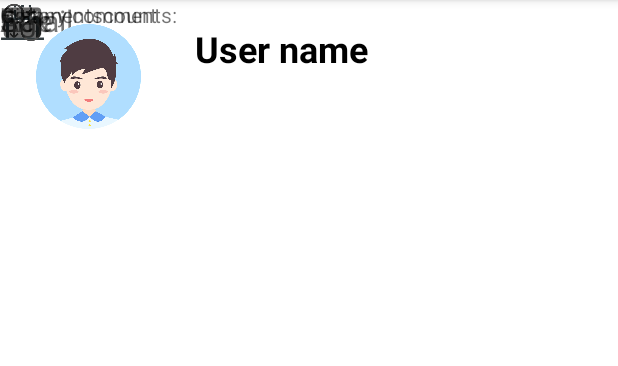
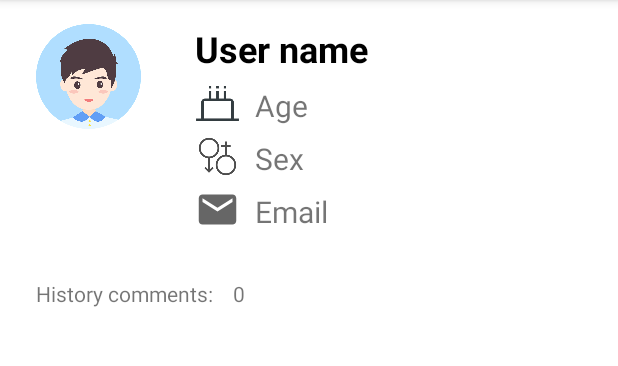
Before and after one commit to pyh1998/MiloMusic, an Android app: the UserActivity screen opened directly, with no data from a screen before it, on a phone screen of 412 x 824 dp, the part 84-450 px from its top. Run offline under Robolectric (Android 15) with nearby library versions, the phone set to English and light mode, and no system bars; our stand-ins replace CircleImageView; 6 statements that could not run were skipped.

Commit message:
small demo!

```diff
--- a/app/src/main/java/com/example/social_network_app/CommentsActivity.java
+++ b/app/src/main/java/com/example/social_network_app/CommentsActivity.java
@@ -6,7 +6,8 @@ import android.content.Context;
 import android.content.Intent;
 import android.content.res.AssetManager;
 import android.os.Bundle;
-import android.util.Log;
+import android.view.View;
+import android.widget.AdapterView;
 import android.widget.ImageView;
 import android.widget.ListView;
 import android.widget.SimpleAdapter;
@@ -54,8 +55,6 @@ public class CommentsActivity extends AppCompatActivity {
         Bundle bundle = intent.getExtras();
         currentUser = (User) getIntent().getSerializableExtra("CurrentUser");
         currentMusic = (Music) getIntent().getSerializableExtra("Music");
-        Log.e("!!!!!!!!!!!!!",currentUser.toString());
-        Log.e("!!!!!!!!!!!!!",currentMusic.toString());
 
         userHead = findViewById(R.id.iv_userhead_comments);
         MusicImage = findViewById(R.id.comment_music);
@@ -77,7 +76,21 @@ public class CommentsActivity extends AppCompatActivity {
         showMusic();
         showComments(resultList);
         CommentsCount.setText(String.valueOf(resultList.size()));
+
+        Comments.setOnItemClickListener(commentsListener);
     }
+
+    private AdapterView.OnItemClickListener commentsListener = new AdapterView.OnItemClickListener() {
+        @Override
+        public void onItemClick(AdapterView<?> adapterView, View view, int i, long l) {
+            Intent intent = new Intent(getApplicationContext(),UserActivity.class);
+            User user = resultList.get(i).getUser();
+            Bundle bundle = new Bundle();
+            bundle.putSerializable("User",user);
+            intent.putExtras(bundle);
+            startActivity(intent);
+        }
+    };
 
     public void showUser(){
         String head_img = currentUser.getHeed();
--- a/app/src/main/java/com/example/social_network_app/UserActivity.java
+++ b/app/src/main/java/com/example/social_network_app/UserActivity.java
@@ -2,13 +2,138 @@ package com.example.social_network_app;
 
 import androidx.appcompat.app.AppCompatActivity;
 
+import android.content.Context;
+import android.content.Intent;
+import android.content.res.AssetManager;
 import android.os.Bundle;
+import android.widget.ImageView;
+import android.widget.ListView;
+import android.widget.SimpleAdapter;
+import android.widget.TextView;
+
+import com.example.social_network_app.Basic_classes.MusicDao.Music;
+import com.example.social_network_app.Basic_classes.PostDao.Post;
+import com.example.social_network_app.Basic_classes.UserDao.User;
+import com.google.gson.Gson;
+import com.google.gson.reflect.TypeToken;
+
+import java.io.BufferedReader;
+import java.io.IOException;
+import java.io.InputStreamReader;
+import java.lang.reflect.Field;
+import java.util.ArrayList;
+import java.util.HashMap;
+import java.util.List;
+import java.util.Map;
 
 public class UserActivity extends AppCompatActivity {
+
+    User user;
+    List<Post> postList = new ArrayList<>();
+    List<Post> resultList = new ArrayList<>();
+    List<Map<String,Object>> resultMapList = new ArrayList<>();
+
+    ImageView iv_user_userhead;
+    TextView user_username;
+    TextView user_userage;
+    TextView user_usersex;
+    TextView user_useremail;
+    TextView user_commentscount;
+    ListView comments;
+
 
     @Override
     protected void onCreate(Bundle savedInstanceState) {
         super.onCreate(savedInstanceState);
         setContentView(R.layout.activity_user);
+
+        iv_user_userhead = findViewById(R.id.iv_user_userhead);
+        user_username = findViewById(R.id.user_username);
+        user_userage = findViewById(R.id.user_userage);
+        user_usersex = findViewById(R.id.user_usersex);
+        user_useremail = findViewById(R.id.user_useremail);
+        user_commentscount = findViewById(R.id.user_commentscount);
+        comments = findViewById(R.id.user_usercomments);
+
+        Intent intent = getIntent();
+        user = (User) getIntent().getSerializableExtra("User");
+
+        postList = getPostList();
+        for(int i=0;i<postList.size();i++){
+            if(postList.get(i).getUser().equals(user)){
+                resultList.add(postList.get(i));
+            }
+        }
+        showUserDetail();
+        showComments(resultList);
+        user_commentscount.setText(String.valueOf(resultList.size()));
+
+
+    }
+
+    public void showUserDetail(){
+        String head_img = user.getHeed();
+        try {
+            Field field = R.drawable.class.getField(head_img);
+            int img_id = field.getInt(field.getName());
+            iv_user_userhead.setImageResource(img_id);
+        } catch (Exception e) {
+            e.printStackTrace();
+        }
+        user_username.setText(user.getName());
+        user_userage.setText(String.valueOf(user.getAge()));
+        user_usersex.setText(user.getSex());
+        user_useremail.setText(user.getEmail());
+    }
+
+    public void showComments(List<Post> list){
+        for(int i =0;i<list.size();i++){
+            Map<String,Object> map = new HashMap<>();
+            Music music = list.get(i).getMusic();
+            String datetime = list.get(i).getDatetime();
+            String comments = list.get(i).getUserReviews();
+            try {
+                Field field = R.drawable.class.getField(music.getPicture());
+                int img_id = field.getInt(field.getName());
+                map.put("comment_userhead",img_id);
+            } catch (Exception e) {
+                e.printStackTrace();
+            }
+            map.put("comment_user_name",music.getName());
+            map.put("comment_date",datetime);
+            map.put("comment",comments);
+            resultMapList.add(map);
+        }
+        SimpleAdapter listAdapter = new SimpleAdapter(
+                this,
+                resultMapList,
+                R.layout.comment_item,
+                new String[]{"comment_userhead","comment_user_name","comment_date","comment"},
+                new int[]{R.id.comment_userhead,R.id.comment_user_name,R.id.comment_date,R.id.comment}
+        );
+        comments.setAdapter(listAdapter);
+    }
+
+    public List<Post> getPostList(){
+        String myjson = getJson(this, "post_list.json");
+        Gson gson = new Gson();
+        return  gson .fromJson(myjson, new TypeToken<List<Post>>(){}.getType());
+    }
+
+    public static String getJson(Context context, String fileName){
+        StringBuilder stringBuilder = new StringBuilder();
+        AssetManager assetManager = context.getAssets();
+        try {
+            BufferedReader bufferedReader = new BufferedReader(new InputStreamReader(
+                    assetManager.open(fileName),"utf-8"));
+            String line;
+            while ((line = bufferedReader.readLine()) != null) {
+                stringBuilder.append(line);
+            }
+            bufferedReader.close();
+        } catch (IOException e) {
+            e.printStackTrace();
+        }
+        return stringBuilder.toString();
     }
 }
--- a/app/src/main/res/layout/activity_comments.xml
+++ b/app/src/main/res/layout/activity_comments.xml
@@ -106,7 +106,7 @@
         app:srcCompat="@drawable/microphone" />
 
     <ListView
-        android:id="@+id/user_usercomments"
+        android:id="@+id/user_comments"
         android:layout_width="410dp"
         android:layout_height="368dp"
         app:layout_constraintBottom_toBottomOf="parent"
--- a/app/src/main/res/layout/activity_user.xml
+++ b/app/src/main/res/layout/activity_user.xml
@@ -8,25 +8,14 @@
     tools:layout_editor_absoluteX="0dp"
     tools:layout_editor_absoluteY="-3dp">
 
-    <ListView
-        android:id="@+id/user_usercomments"
-        android:layout_width="404dp"
-        android:layout_height="518dp"
-        app:layout_constraintBottom_toBottomOf="parent"
-        app:layout_constraintEnd_toEndOf="parent"
-        app:layout_constraintHorizontal_bias="0.428"
-        app:layout_constraintStart_toStartOf="parent"
-        app:layout_constraintTop_toTopOf="parent"
-        app:layout_constraintVertical_bias="0.868" />
-
     <TextView
         android:id="@+id/user_usersex"
         android:layout_width="wrap_content"
         android:layout_height="wrap_content"
         android:text="Sex"
         android:textSize="20sp"
-        tools:layout_editor_absoluteX="169dp"
-        tools:layout_editor_absoluteY="91dp" />
+        app:layout_constraintBottom_toBottomOf="@+id/imageView9"
+        app:layout_constraintStart_toStartOf="@+id/user_userage" />
 
     <TextView
         android:id="@+id/user_useremail"
@@ -34,8 +23,8 @@
         android:layout_height="wrap_content"
         android:text="Email"
         android:textSize="20sp"
-        tools:layout_editor_absoluteX="169dp"
-        tools:layout_editor_absoluteY="126dp" />
+        app:layout_constraintBottom_toBottomOf="@+id/imageView10"
+        app:layout_constraintStart_toStartOf="@+id/user_userage" />
 
     <TextView
         android:id="@+id/user_username"
@@ -54,10 +43,12 @@
         android:id="@+id/user_userage"
         android:layout_width="wrap_content"
         android:layout_height="wrap_content"
+        android:layout_marginStart="10dp"
+        android:layout_marginLeft="10dp"
         android:text="Age"
         android:textSize="20sp"
-        tools:layout_editor_absoluteX="169dp"
-        tools:layout_editor_absoluteY="53dp" />
+        app:layout_constraintBottom_toBottomOf="@+id/imageView7"
+        app:layout_constraintStart_toEndOf="@+id/imageView7" />
 
     <ImageView
         android:id="@+id/iv_user_userhead"
@@ -78,39 +69,53 @@
         android:id="@+id/imageView7"
         android:layout_width="30dp"
         android:layout_height="30dp"
-        app:srcCompat="@drawable/age"
-        tools:layout_editor_absoluteX="130dp"
-        tools:layout_editor_absoluteY="50dp" />
+        android:layout_marginTop="5dp"
+        app:layout_constraintStart_toStartOf="@+id/user_username"
+        app:layout_constraintTop_toBottomOf="@+id/user_username"
+        app:srcCompat="@drawable/age" />
 
     <ImageView
         android:id="@+id/imageView9"
         android:layout_width="30dp"
         android:layout_height="30dp"
-        app:srcCompat="@drawable/sex"
-        tools:layout_editor_absoluteX="130dp"
-        tools:layout_editor_absoluteY="88dp" />
+        android:layout_marginTop="5dp"
+        app:layout_constraintStart_toStartOf="@+id/user_username"
+        app:layout_constraintTop_toBottomOf="@+id/imageView7"
+        app:srcCompat="@drawable/sex" />
 
     <TextView
         android:id="@+id/textView"
         android:layout_width="wrap_content"
         android:layout_height="wrap_content"
+        android:layout_marginTop="100dp"
         android:text="History comments: "
-        tools:layout_editor_absoluteX="24dp"
-        tools:layout_editor_absoluteY="159dp" />
+        app:layout_constraintStart_toStartOf="@+id/iv_user_userhead"
+        app:layout_constraintTop_toBottomOf="@+id/iv_user_userhead" />
 
     <ImageView
         android:id="@+id/imageView10"
         android:layout_width="30dp"
         android:layout_height="30dp"
-        app:srcCompat="@drawable/field_email_icon"
-        tools:layout_editor_absoluteX="130dp"
-        tools:layout_editor_absoluteY="126dp" />
+        android:layout_marginTop="5dp"
+        app:layout_constraintStart_toStartOf="@+id/user_username"
+        app:layout_constraintTop_toBottomOf="@+id/imageView9"
+        app:srcCompat="@drawable/field_email_icon" />
 
     <TextView
         android:id="@+id/user_commentscount"
         android:layout_width="wrap_content"
         android:layout_height="wrap_content"
+        android:layout_marginStart="10dp"
+        android:layout_marginLeft="10dp"
         android:text="Commentscount"
-        tools:layout_editor_absoluteX="153dp"
-        tools:layout_editor_absoluteY="159dp" />
+        app:layout_constraintBottom_toBottomOf="@+id/textView"
+        app:layout_constraintStart_toEndOf="@+id/textView" />
+
+    <ListView
+        android:id="@+id/user_usercomments"
+        android:layout_width="410dp"
+        android:layout_height="491dp"
+        android:layout_marginTop="20dp"
+        app:layout_constraintTop_toBottomOf="@+id/textView"
+        tools:layout_editor_absoluteX="3dp" />
 </androidx.constraintlayout.widget.ConstraintLayout>
--- a/app/src/main/res/layout/comment_item.xml
+++ b/app/src/main/res/layout/comment_item.xml
@@ -30,6 +30,7 @@
         android:layout_marginStart="10dp"
         android:layout_marginLeft="10dp"
         android:layout_marginTop="10dp"
+        android:scaleType="fitXY"
         app:layout_constraintStart_toStartOf="parent"
         app:layout_constraintTop_toTopOf="parent"
         app:srcCompat="@drawable/female_head" />
@@ -38,8 +39,8 @@
         android:id="@+id/comment_date"
         android:layout_width="wrap_content"
         android:layout_height="wrap_content"
-        android:layout_marginEnd="70dp"
-        android:layout_marginRight="70dp"
+        android:layout_marginEnd="50dp"
+        android:layout_marginRight="50dp"
         android:text="Comment date"
         app:layout_constraintBottom_toBottomOf="@+id/comment_user_name"
         app:layout_constraintEnd_toEndOf="parent" />
```
